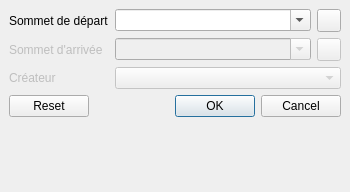
Old version of the form gui/dckwdgt_edge_creator.ui in the repository neogeo-technologies/GeofoncierEditeurRFU.
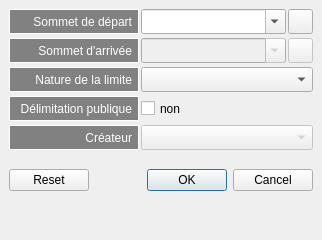
New version of the form. Icons and pictures are not drawn.

```diff
--- a/gui/dckwdgt_edge_creator.ui
+++ b/gui/dckwdgt_edge_creator.ui
@@ -12,8 +12,8 @@
    <rect>
     <x>0</x>
     <y>0</y>
-    <width>350</width>
-    <height>192</height>
+    <width>322</width>
+    <height>240</height>
    </rect>
   </property>
   <property name="sizePolicy">
@@ -24,14 +24,14 @@
   </property>
   <property name="minimumSize">
    <size>
-    <width>299</width>
-    <height>192</height>
+    <width>322</width>
+    <height>240</height>
    </size>
   </property>
   <property name="maximumSize">
    <size>
     <width>500</width>
-    <height>200</height>
+    <height>240</height>
    </size>
   </property>
   <property name="sizeIncrement">
@@ -52,6 +52,15 @@
   <property name="autoFillBackground">
    <bool>true</bool>
   </property>
+  <property name="styleSheet">
+   <string notr="true">QLabel{
+	border: 1px solid #ffffff;
+	border-radius: 1px;
+	background: #818181;
+	padding: 0px 3px 0px 3px;
+	color: #ffffff;
+}</string>
+  </property>
   <property name="floating">
    <bool>true</bool>
   </property>
@@ -72,8 +81,101 @@
     <bool>false</bool>
    </property>
    <layout class="QGridLayout" name="gridLayout">
-    <item row="2" column="0">
-     <widget class="QLabel" name="creatorLabel">
+    <property name="leftMargin">
+     <number>9</number>
+    </property>
+    <property name="horizontalSpacing">
+     <number>2</number>
+    </property>
+    <property name="verticalSpacing">
+     <number>4</number>
+    </property>
+    <item row="3" column="1" colspan="2">
+     <widget class="QComboBox" name="typo_nat_cmb">
+      <property name="minimumSize">
+       <size>
+        <width>0</width>
+        <height>25</height>
+       </size>
+      </property>
+      <property name="maximumSize">
+       <size>
+        <width>16777215</width>
+        <height>25</height>
+       </size>
+      </property>
+      <property name="editable">
+       <bool>false</bool>
+      </property>
+     </widget>
+    </item>
+    <item row="6" column="0" colspan="3">
+     <spacer name="verticalSpacer_2">
+      <property name="orientation">
+       <enum>Qt::Vertical</enum>
+      </property>
+      <property name="sizeType">
+       <enum>QSizePolicy::Fixed</enum>
+      </property>
+      <property name="sizeHint" stdset="0">
+       <size>
+        <width>20</width>
+        <height>15</height>
+       </size>
+      </property>
+     </spacer>
+    </item>
+    <item row="4" column="1" colspan="2">
+     <widget class="QCheckBox" name="delim_pub_chk">
+      <property name="minimumSize">
+       <size>
+        <width>0</width>
+        <height>25</height>
+       </size>
+      </property>
+      <property name="maximumSize">
+       <size>
+        <width>16777215</width>
+        <height>25</height>
+       </size>
+      </property>
+      <property name="text">
+       <string>non</string>
+      </property>
+     </widget>
+    </item>
+    <item row="1" column="2">
+     <widget class="QToolButton" name="end_vtx_tb">
+      <property name="enabled">
+       <bool>false</bool>
+      </property>
+      <property name="minimumSize">
+       <size>
+        <width>25</width>
+        <height>25</height>
+       </size>
+      </property>
+      <property name="toolTip">
+       <string>Selectionner le sommet
+d'arrivé sur la carte</string>
+      </property>
+      <property name="text">
+       <string/>
+      </property>
+      <property name="icon">
+       <iconset>
+        <normaloff>:/resources/select</normaloff>:/resources/select</iconset>
+      </property>
+      <property name="checkable">
+       <bool>true</bool>
+      </property>
+      <property name="autoExclusive">
+       <bool>true</bool>
+      </property>
+     </widget>
+    </item>
+    <item row="1" column="0">
+     <widget class="QLabel" name="end_vtx_lab">
       <property name="enabled">
        <bool>false</bool>
       </property>
@@ -83,8 +185,23 @@
         <verstretch>0</verstretch>
        </sizepolicy>
       </property>
+      <property name="minimumSize">
+       <size>
+        <width>130</width>
+        <height>25</height>
+       </size>
+      </property>
+      <property name="maximumSize">
+       <size>
+        <width>130</width>
+        <height>25</height>
+       </size>
+      </property>
       <property name="text">
-       <string>Créateur</string>
+       <string>Sommet d'arrivée</string>
+      </property>
+      <property name="alignment">
+       <set>Qt::AlignRight|Qt::AlignTrailing|Qt::AlignVCenter</set>
       </property>
      </widget>
     </item>
@@ -96,9 +213,37 @@
         <verstretch>0</verstretch>
        </sizepolicy>
       </property>
+      <property name="minimumSize">
+       <size>
+        <width>130</width>
+        <height>25</height>
+       </size>
+      </property>
+      <property name="maximumSize">
+       <size>
+        <width>130</width>
+        <height>25</height>
+       </size>
+      </property>
       <property name="text">
        <string>Sommet de départ</string>
       </property>
+      <property name="alignment">
+       <set>Qt::AlignRight|Qt::AlignTrailing|Qt::AlignVCenter</set>
+      </property>
+     </widget>
+    </item>
+    <item row="7" column="0" colspan="3">
+     <widget class="QDialogButtonBox" name="valid_btn">
+      <property name="enabled">
+       <bool>true</bool>
+      </property>
+      <property name="standardButtons">
+       <set>QDialogButtonBox::Cancel|QDialogButtonBox::Ok|QDialogButtonBox::Reset</set>
+      </property>
+      <property name="centerButtons">
+       <bool>false</bool>
+      </property>
      </widget>
     </item>
     <item row="1" column="1">
@@ -106,39 +251,31 @@
       <property name="enabled">
        <bool>false</bool>
       </property>
-      <property name="editable">
-       <bool>true</bool>
+      <property name="minimumSize">
+       <size>
+        <width>0</width>
+        <height>25</height>
+       </size>
       </property>
-     </widget>
-    </item>
-    <item row="0" column="1">
-     <widget class="QComboBox" name="startVertexComboBox">
+      <property name="maximumSize">
+       <size>
+        <width>16777215</width>
+        <height>25</height>
+       </size>
+      </property>
       <property name="editable">
        <bool>true</bool>
-      </property>
-      <property name="sizeAdjustPolicy">
-       <enum>QComboBox::AdjustToContentsOnFirstShow</enum>
-      </property>
-     </widget>
-    </item>
-    <item row="1" column="0">
-     <widget class="QLabel" name="endVertexLabel">
-      <property name="enabled">
-       <bool>false</bool>
-      </property>
-      <property name="sizePolicy">
-       <sizepolicy hsizetype="Fixed" vsizetype="Preferred">
-        <horstretch>0</horstretch>
-        <verstretch>0</verstretch>
-       </sizepolicy>
-      </property>
-      <property name="text">
-       <string>Sommet d'arrivée</string>
       </property>
      </widget>
     </item>
     <item row="0" column="2">
-     <widget class="QToolButton" name="startVertextoolButton">
+     <widget class="QToolButton" name="start_vtx_tb">
+      <property name="minimumSize">
+       <size>
+        <width>25</width>
+        <height>25</height>
+       </size>
+      </property>
       <property name="toolTip">
        <string>Selectionner le sommet
 de départ sur la carte</string>
@@ -158,31 +295,7 @@
       </property>
      </widget>
     </item>
-    <item row="1" column="2">
-     <widget class="QToolButton" name="endVertextoolButton">
-      <property name="enabled">
-       <bool>false</bool>
-      </property>
-      <property name="toolTip">
-       <string>Selectionner le sommet
-d'arrivé sur la carte</string>
-      </property>
-      <property name="text">
-       <string/>
-      </property>
-      <property name="icon">
-       <iconset>
-        <normaloff>:/resources/select</normaloff>:/resources/select</iconset>
-      </property>
-      <property name="checkable">
-       <bool>true</bool>
-      </property>
-      <property name="autoExclusive">
-       <bool>true</bool>
-      </property>
-     </widget>
-    </item>
-    <item row="4" column="0" colspan="3">
+    <item row="8" column="0" colspan="3">
      <spacer name="verticalSpacer">
       <property name="orientation">
        <enum>Qt::Vertical</enum>
@@ -195,24 +308,132 @@
       </property>
      </spacer>
     </item>
-    <item row="3" column="0" colspan="3">
-     <widget class="QDialogButtonBox" name="buttonBox">
-      <property name="enabled">
+    <item row="0" column="1">
+     <widget class="QComboBox" name="start_vtx_cmb">
+      <property name="minimumSize">
+       <size>
+        <width>0</width>
+        <height>25</height>
+       </size>
+      </property>
+      <property name="maximumSize">
+       <size>
+        <width>16777215</width>
+        <height>25</height>
+       </size>
+      </property>
+      <property name="editable">
        <bool>true</bool>
       </property>
-      <property name="standardButtons">
-       <set>QDialogButtonBox::Cancel|QDialogButtonBox::Ok|QDialogButtonBox::Reset</set>
+      <property name="sizeAdjustPolicy">
+       <enum>QComboBox::AdjustToContentsOnFirstShow</enum>
       </property>
-      <property name="centerButtons">
+     </widget>
+    </item>
+    <item row="3" column="0">
+     <widget class="QLabel" name="typo_nat_lab">
+      <property name="sizePolicy">
+       <sizepolicy hsizetype="Fixed" vsizetype="Preferred">
+        <horstretch>0</horstretch>
+        <verstretch>0</verstretch>
+       </sizepolicy>
+      </property>
+      <property name="minimumSize">
+       <size>
+        <width>130</width>
+        <height>25</height>
+       </size>
+      </property>
+      <property name="maximumSize">
+       <size>
+        <width>130</width>
+        <height>25</height>
+       </size>
+      </property>
+      <property name="text">
+       <string>Nature de la limite</string>
+      </property>
+      <property name="alignment">
+       <set>Qt::AlignRight|Qt::AlignTrailing|Qt::AlignVCenter</set>
+      </property>
+     </widget>
+    </item>
+    <item row="4" column="0">
+     <widget class="QLabel" name="delim_pub_lab">
+      <property name="sizePolicy">
+       <sizepolicy hsizetype="Fixed" vsizetype="Preferred">
+        <horstretch>0</horstretch>
+        <verstretch>0</verstretch>
+       </sizepolicy>
+      </property>
+      <property name="minimumSize">
+       <size>
+        <width>120</width>
+        <height>25</height>
+       </size>
+      </property>
+      <property name="maximumSize">
+       <size>
+        <width>130</width>
+        <height>25</height>
+       </size>
+      </property>
+      <property name="text">
+       <string>Délimitation publique</string>
+      </property>
+      <property name="alignment">
+       <set>Qt::AlignRight|Qt::AlignTrailing|Qt::AlignVCenter</set>
+      </property>
+     </widget>
+    </item>
+    <item row="5" column="0">
+     <widget class="QLabel" name="createur_lab">
+      <property name="enabled">
        <bool>false</bool>
       </property>
+      <property name="sizePolicy">
+       <sizepolicy hsizetype="Fixed" vsizetype="Preferred">
+        <horstretch>0</horstretch>
+        <verstretch>0</verstretch>
+       </sizepolicy>
+      </property>
+      <property name="minimumSize">
+       <size>
+        <width>130</width>
+        <height>25</height>
+       </size>
+      </property>
+      <property name="maximumSize">
+       <size>
+        <width>130</width>
+        <height>25</height>
+       </size>
+      </property>
+      <property name="text">
+       <string>Créateur</string>
+      </property>
+      <property name="alignment">
+       <set>Qt::AlignRight|Qt::AlignTrailing|Qt::AlignVCenter</set>
+      </property>
      </widget>
     </item>
-    <item row="2" column="1" colspan="2">
-     <widget class="QComboBox" name="creatorComboBox">
+    <item row="5" column="1" colspan="2">
+     <widget class="QComboBox" name="createur_cmb">
       <property name="enabled">
        <bool>false</bool>
       </property>
+      <property name="minimumSize">
+       <size>
+        <width>0</width>
+        <height>25</height>
+       </size>
+      </property>
+      <property name="maximumSize">
+       <size>
+        <width>16777215</width>
+        <height>25</height>
+       </size>
+      </property>
      </widget>
     </item>
    </layout>
```
Left out of the diff: 6 changed lines with no effect on the pictures.
